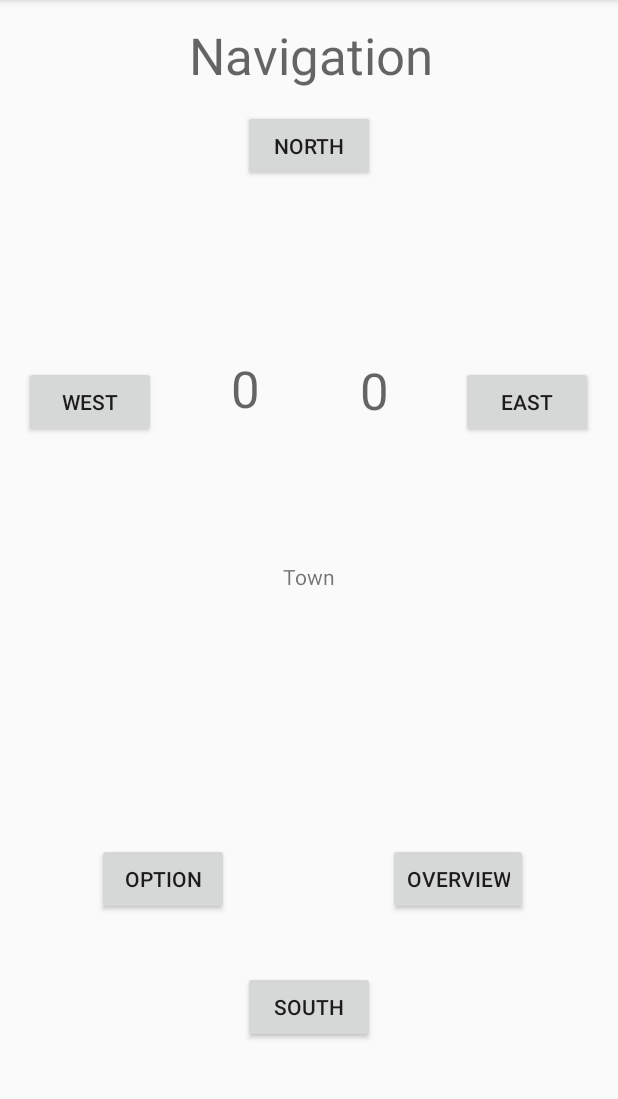
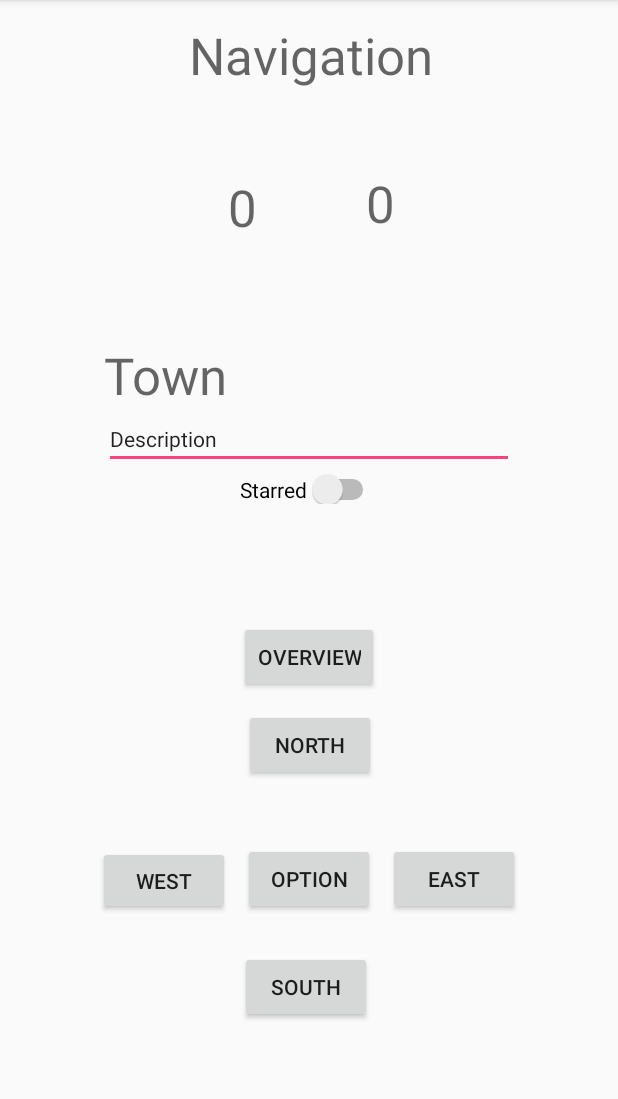
Before and after one commit to CPMugMan/GridGame, an Android app: the screen it shows after launch (NavigationActivity), after a tap on "START !", on a phone screen of 412 x 824 dp, the part 84-1183 px from its top. Run offline under Robolectric (Android 15) with nearby library versions, the phone set to English and light mode, and no system bars.

```diff
--- a/app/build.gradle
+++ b/app/build.gradle
@@ -22,6 +22,7 @@ dependencies {
     implementation fileTree(dir: 'libs', include: ['*.jar'])
     implementation 'com.android.support:appcompat-v7:28.0.0'
     implementation 'com.android.support.constraint:constraint-layout:1.1.3'
+    implementation 'com.android.support:recyclerview-v7:28.0.0'
     testImplementation 'junit:junit:4.12'
     androidTestImplementation 'com.android.support.test:runner:1.0.2'
     androidTestImplementation 'com.android.support.test.espresso:espresso-core:3.0.2'
--- /dev/null
+++ b/app/src/main/java/au/edu/curtin/gridgame/AreaInfoFragment.java
@@ -0,0 +1,55 @@
+package au.edu.curtin.gridgame;
+
+import android.os.Bundle;
+import android.support.v4.app.Fragment;
+import android.view.LayoutInflater;
+import android.view.View;
+import android.view.ViewGroup;
+import android.widget.EditText;
+import android.widget.Switch;
+import android.widget.TextView;
+
+public class AreaInfoFragment extends Fragment
+{
+    private TextView areaType;
+    private EditText descriptionText;
+    private Switch starSwitch;
+    private GameData data;
+
+    @Override
+    public void onCreate(Bundle b)
+    {
+        super.onCreate(b);
+        data = GameData.get();
+
+
+    }
+
+    @Override
+    public View onCreateView(LayoutInflater inflater, ViewGroup ui, Bundle bundle)
+    {
+        View view = inflater.inflate(R.layout.area_info_fragment, ui, false);
+        areaType =(TextView)view.findViewById(R.id.areaType2);
+        descriptionText =(EditText)view.findViewById(R.id.descriptionText2);
+        starSwitch =(Switch)view.findViewById(R.id.starredSwitch2);
+
+        updateUI();
+
+        return view;
+
+
+    }
+
+    public void updateUI()
+    {
+        if(data.getArea(data.getColPosition(),data.getRowPosition()).getTown() == false)
+        {
+            areaType.setText("Wilderness");
+        }
+        else
+        {
+            areaType.setText("Town");
+        }
+
+    }
+}
--- a/app/src/main/java/au/edu/curtin/gridgame/GameData.java
+++ b/app/src/main/java/au/edu/curtin/gridgame/GameData.java
@@ -7,6 +7,8 @@ import java.util.Random;
 
 public class GameData
 {
+    private static GameData instance = null;
+
     private Area[][] grid;
     private List<Item> itemList;
     private int x;
@@ -16,15 +18,24 @@ public class GameData
 
     public GameData()
     {
-        x = 50;
-        y = 50;
-        grid = new Area[x][y];
-        itemList = new ArrayList<Item>();
-        random = new Random();
-        player = new Player();
+        this.x = 50;
+        this.y = 50;
+        this.grid = new Area[x][y];
+        this.itemList = new ArrayList<Item>();
+        this.random = new Random();
+        this.player = new Player();
         createItems();
         randomTheMap();
 
+    }
+
+    public static GameData get()
+    {
+        if(instance == null)
+        {
+            instance = new GameData();
+        }
+        return instance;
     }
 
     public boolean positionCheck(int xCheck, int yCheck)
@@ -55,6 +66,18 @@ public class GameData
     {
         player.setColLocation(player.getColLocation() + x);
         player.setRowLocation(player.getRowLocation() + y);
+        player.moveHealth();
+
+    }
+
+    public int getColPosition()
+    {
+        return getPlayer().getColLocation();
+    }
+
+    public int getRowPosition()
+    {
+        return getPlayer().getRowLocation();
     }
 
     public void movePlayerHealth()
@@ -64,13 +87,13 @@ public class GameData
 
     public void createItems()
     {
-        Equipment equipment1 = new Equipment("Rune Sword",10,10.0);
+        Equipment equipment1 = new Equipment("(づ￣ ³￣)づ",10,10.0);
         Equipment equipment2 = new Equipment("Ordinary Shield",15,4.0);
         Equipment equipment3 = new Equipment("Dell XPS 15",40,2.0);
         Equipment equipment4 = new Equipment("Macbook Pro",70,1.0);
         Equipment equipment5 = new Equipment("Chromebook",30,5.0);
 
-        Food food1 = new Food("Big Mac",7,30.0);
+        Food food1 = new Food("Big Mac aka sean",7,30.0);
         Food food2 = new Food("Coffee",4,50.0);
         Food food3 = new Food("Chicken Nuggets",20,40);
         Food food4 = new Food("Ramen",25,33);
@@ -95,19 +118,22 @@ public class GameData
 
     public void randomTheMap()
     {
+
         for(int i =0; i<=49;i++)
         {
             for(int j =0;j<=49;j++)
             {
-                grid[i][j] = new Area(obtainRandom());
+                grid[i][j] = new Area(random.nextBoolean());
+                for(int k = 0; k <=random.nextInt(16); k++) //Only allows a max of 15 items per area
+                {
+                    grid[i][j].addItem(itemList.get(random.nextInt(10)));
+                }
+
             }
         }
     }
 
-    public boolean obtainRandom()
-    {
-        return random.nextBoolean();
-    }
+
 
 
 
--- a/app/src/main/java/au/edu/curtin/gridgame/NavigationActivity.java
+++ b/app/src/main/java/au/edu/curtin/gridgame/NavigationActivity.java
@@ -1,10 +1,13 @@
 package au.edu.curtin.gridgame;
 
+import android.support.v4.app.FragmentManager;
 import android.support.v7.app.AlertDialog;
 import android.support.v7.app.AppCompatActivity;
 import android.os.Bundle;
 import android.view.View;
 import android.widget.Button;
+import android.widget.EditText;
+import android.widget.Switch;
 import android.widget.TextView;
 
 import org.w3c.dom.Text;
@@ -22,7 +25,7 @@ public class NavigationActivity extends AppCompatActivity
     private Button overviewButton;
     private TextView xCoord;
     private TextView yCoord;
-    private TextView testText;
+    private AreaInfoFragment fragA;
 
 
     @Override
@@ -30,14 +33,21 @@ public class NavigationActivity extends AppCompatActivity
     {
         super.onCreate(savedInstanceState);
         setContentView(R.layout.activity_navigation);
+        gameData = GameData.get();
 
-        gameData = new GameData();
+        FragmentManager fm = getSupportFragmentManager();
+        fragA = (AreaInfoFragment)fm.findFragmentById(R.id.af_container);
+        if(fragA == null)
+        {
+            fragA = new AreaInfoFragment();
+            fm.beginTransaction()
+                    .add(R.id.af_container, fragA).commit();
+        }
+
         builder = new AlertDialog.Builder(NavigationActivity.this);
         builder.setCancelable(true);
 
         initialButton();
-        updateUI();
-
 
         northButton.setOnClickListener(new View.OnClickListener()
         {
@@ -51,7 +61,6 @@ public class NavigationActivity extends AppCompatActivity
                 else
                 {
                     gameData.movePlayer(1,0);
-                    gameData.movePlayerHealth();
                     updateUI();
 
                 }
@@ -70,8 +79,8 @@ public class NavigationActivity extends AppCompatActivity
                 else
                 {
                     gameData.movePlayer(-1,0);
-                    gameData.movePlayerHealth();
                     updateUI();
+
 
                 }
             }
@@ -89,8 +98,8 @@ public class NavigationActivity extends AppCompatActivity
                 else
                 {
                     gameData.movePlayer(0,1);
-                    gameData.movePlayerHealth();
                     updateUI();
+
                 }
 
             }
@@ -108,7 +117,6 @@ public class NavigationActivity extends AppCompatActivity
                 else
                 {
                     gameData.movePlayer(0,-1);
-                    gameData.movePlayerHealth();
                     updateUI();
                 }
             }
@@ -125,21 +133,15 @@ public class NavigationActivity extends AppCompatActivity
         overviewButton = (Button)findViewById(R.id.overviewButton);
         xCoord = (TextView)findViewById(R.id.xCoord);
         yCoord = (TextView)findViewById(R.id.yCoord);
-        testText = (TextView)findViewById(R.id.testText);
+
+
     }
 
     public void updateUI()
     {
         xCoord.setText(Integer.toString(gameData.getPlayer().getColLocation()));
         yCoord.setText(Integer.toString(gameData.getPlayer().getRowLocation()));
-        if(gameData.getArea(gameData.getPlayer().getColLocation(),gameData.getPlayer().getRowLocation()).getTown() == false)
-        {
-            testText.setText("Wilderness");
-        }
-        else
-        {
-            testText.setText("Town");
-        }
+        fragA.updateUI();
 
     }
 
@@ -149,10 +151,6 @@ public class NavigationActivity extends AppCompatActivity
         builder.show();
     }
 
-    public Player getPlayer()
-    {
-        return gameData.getPlayer();
-    }
 
 
 
--- a/app/src/main/res/layout/activity_navigation.xml
+++ b/app/src/main/res/layout/activity_navigation.xml
@@ -7,7 +7,7 @@
     tools:context=".NavigationActivity">
 
     <TextView
-        android:id="@+id/navigtionText"
+        android:id="@+id/navigationText"
         android:layout_width="185dp"
         android:layout_height="57dp"
         android:layout_marginBottom="8dp"
@@ -26,50 +26,51 @@
         android:id="@+id/northButton"
         android:layout_width="wrap_content"
         android:layout_height="wrap_content"
+        android:layout_marginTop="8dp"
         android:layout_marginBottom="8dp"
-        android:layout_marginTop="8dp"
         android:text="North"
         app:layout_constraintBottom_toBottomOf="parent"
         app:layout_constraintEnd_toEndOf="parent"
+        app:layout_constraintHorizontal_bias="0.503"
         app:layout_constraintStart_toStartOf="parent"
-        app:layout_constraintTop_toBottomOf="@+id/navigtionText"
-        app:layout_constraintVertical_bias="0.0" />
+        app:layout_constraintTop_toBottomOf="@+id/navigationText"
+        app:layout_constraintVertical_bias="0.625" />
 
     <Button
         android:id="@+id/westButton"
         android:layout_width="wrap_content"
-        android:layout_height="wrap_content"
+        android:layout_height="46dp"
+        android:layout_marginStart="16dp"
+        android:layout_marginLeft="16dp"
+        android:layout_marginTop="8dp"
+        android:layout_marginEnd="8dp"
+        android:layout_marginRight="8dp"
         android:layout_marginBottom="8dp"
-        android:layout_marginEnd="8dp"
-        android:layout_marginLeft="16dp"
-        android:layout_marginRight="8dp"
-        android:layout_marginStart="16dp"
-        android:layout_marginTop="244dp"
         android:text="West"
         app:layout_constraintBottom_toBottomOf="parent"
         app:layout_constraintEnd_toEndOf="parent"
-        app:layout_constraintHorizontal_bias="0.0"
+        app:layout_constraintHorizontal_bias="0.165"
         app:layout_constraintStart_toStartOf="parent"
         app:layout_constraintTop_toTopOf="parent"
-        app:layout_constraintVertical_bias="0.0" />
+        app:layout_constraintVertical_bias="0.788" />
 
     <Button
         android:id="@+id/eastButton"
         android:layout_width="wrap_content"
         android:layout_height="wrap_content"
+        android:layout_marginStart="8dp"
+        android:layout_marginLeft="8dp"
+        android:layout_marginTop="8dp"
+        android:layout_marginEnd="8dp"
+        android:layout_marginRight="8dp"
         android:layout_marginBottom="8dp"
-        android:layout_marginEnd="8dp"
-        android:layout_marginLeft="8dp"
-        android:layout_marginRight="8dp"
-        android:layout_marginStart="8dp"
-        android:layout_marginTop="244dp"
         android:text="East"
         app:layout_constraintBottom_toBottomOf="parent"
         app:layout_constraintEnd_toEndOf="parent"
-        app:layout_constraintHorizontal_bias="0.971"
+        app:layout_constraintHorizontal_bias="0.814"
         app:layout_constraintStart_toStartOf="parent"
         app:layout_constraintTop_toTopOf="parent"
-        app:layout_constraintVertical_bias="0.0" />
+        app:layout_constraintVertical_bias="0.787" />
 
     <Button
         android:id="@+id/southButton"
@@ -79,24 +80,24 @@
         android:text="South"
         app:layout_constraintBottom_toBottomOf="parent"
         app:layout_constraintEnd_toEndOf="parent"
+        app:layout_constraintHorizontal_bias="0.493"
         app:layout_constraintStart_toStartOf="parent"
-        app:layout_constraintTop_toBottomOf="@id/navigtionText"
-        app:layout_constraintVertical_bias="0.9" />
+        app:layout_constraintTop_toBottomOf="@id/navigationText"
+        app:layout_constraintVertical_bias="0.879" />
 
     <Button
         android:id="@+id/optionButton"
         android:layout_width="wrap_content"
         android:layout_height="wrap_content"
+        android:layout_marginStart="8dp"
+        android:layout_marginLeft="8dp"
+        android:layout_marginTop="8dp"
+        android:layout_marginEnd="8dp"
+        android:layout_marginRight="8dp"
         android:layout_marginBottom="8dp"
-        android:layout_marginEnd="8dp"
-        android:layout_marginLeft="8dp"
-        android:layout_marginRight="8dp"
-        android:layout_marginStart="8dp"
-        android:layout_marginTop="8dp"
         android:text="Option"
         app:layout_constraintBottom_toBottomOf="parent"
         app:layout_constraintEnd_toEndOf="parent"
-        app:layout_constraintHorizontal_bias="0.185"
         app:layout_constraintStart_toStartOf="parent"
         app:layout_constraintTop_toTopOf="parent"
         app:layout_constraintVertical_bias="0.787" />
@@ -105,19 +106,19 @@
         android:id="@+id/overviewButton"
         android:layout_width="wrap_content"
         android:layout_height="wrap_content"
+        android:layout_marginStart="8dp"
+        android:layout_marginLeft="8dp"
+        android:layout_marginTop="8dp"
+        android:layout_marginEnd="8dp"
+        android:layout_marginRight="8dp"
         android:layout_marginBottom="8dp"
-        android:layout_marginEnd="8dp"
-        android:layout_marginLeft="8dp"
-        android:layout_marginRight="8dp"
-        android:layout_marginStart="8dp"
-        android:layout_marginTop="8dp"
         android:text="Overview"
         app:layout_constraintBottom_toBottomOf="parent"
         app:layout_constraintEnd_toEndOf="parent"
-        app:layout_constraintHorizontal_bias="0.829"
+        app:layout_constraintHorizontal_bias="0.501"
         app:layout_constraintStart_toStartOf="parent"
         app:layout_constraintTop_toTopOf="parent"
-        app:layout_constraintVertical_bias="0.787" />
+        app:layout_constraintVertical_bias="0.577" />
 
     <TextView
         android:id="@+id/xCoord"
@@ -135,10 +136,10 @@
         android:textAppearance="@style/TextAppearance.AppCompat.Display1"
         app:layout_constraintBottom_toBottomOf="parent"
         app:layout_constraintEnd_toEndOf="parent"
-        app:layout_constraintHorizontal_bias="0.37"
+        app:layout_constraintHorizontal_bias="0.363"
         app:layout_constraintStart_toStartOf="parent"
         app:layout_constraintTop_toTopOf="parent"
-        app:layout_constraintVertical_bias="0.32" />
+        app:layout_constraintVertical_bias="0.146" />
 
     <TextView
         android:id="@+id/yCoord"
@@ -156,24 +157,45 @@
         android:textAppearance="@style/TextAppearance.AppCompat.Display1"
         app:layout_constraintBottom_toBottomOf="parent"
         app:layout_constraintEnd_toEndOf="parent"
-        app:layout_constraintHorizontal_bias="0.633"
+        app:layout_constraintHorizontal_bias="0.645"
         app:layout_constraintStart_toStartOf="parent"
         app:layout_constraintTop_toTopOf="parent"
-        app:layout_constraintVertical_bias="0.32" />
+        app:layout_constraintVertical_bias="0.14" />
 
-    <TextView
-        android:id="@+id/testText"
-        android:layout_width="wrap_content"
-        android:layout_height="wrap_content"
+    <FrameLayout
+        android:id="@+id/af_container"
+        android:layout_width="273dp"
+        android:layout_height="105dp"
         android:layout_marginStart="8dp"
         android:layout_marginLeft="8dp"
         android:layout_marginTop="8dp"
         android:layout_marginEnd="8dp"
         android:layout_marginRight="8dp"
         android:layout_marginBottom="8dp"
-        android:text="TextView"
         app:layout_constraintBottom_toBottomOf="parent"
         app:layout_constraintEnd_toEndOf="parent"
         app:layout_constraintStart_toStartOf="parent"
-        app:layout_constraintTop_toTopOf="parent" />
+        app:layout_constraintTop_toTopOf="@+id/navigationText"
+        app:layout_constraintVertical_bias="0.336">
+
+    </FrameLayout>
+
+    <FrameLayout
+        android:id="@+id/sb_container"
+        android:layout_width="368dp"
+        android:layout_height="41dp"
+        android:layout_marginStart="8dp"
+        android:layout_marginLeft="8dp"
+        android:layout_marginTop="8dp"
+        android:layout_marginEnd="8dp"
+        android:layout_marginRight="8dp"
+        android:layout_marginBottom="8dp"
+        app:layout_constraintBottom_toBottomOf="parent"
+        app:layout_constraintEnd_toEndOf="parent"
+        app:layout_constraintStart_toStartOf="parent"
+        app:layout_constraintTop_toTopOf="parent"
+        app:layout_constraintVertical_bias="1.0">
+
+    </FrameLayout>
+
 </android.support.constraint.ConstraintLayout>
--- /dev/null
+++ b/app/src/main/res/layout/area_info_fragment.xml
@@ -0,0 +1,47 @@
+<?xml version="1.0" encoding="utf-8"?>
+<android.support.constraint.ConstraintLayout xmlns:android="http://schemas.android.com/apk/res/android"
+    xmlns:app="http://schemas.android.com/apk/res-auto"
+    xmlns:tools="http://schemas.android.com/tools"
+    android:layout_width="match_parent"
+    android:layout_height="match_parent"
+    tools:layout_editor_absoluteY="81dp">
+
+    <TextView
+        android:id="@+id/areaType2"
+        android:layout_width="match_parent"
+        android:layout_height="wrap_content"
+        android:text="AreaType"
+        android:textAppearance="@style/TextAppearance.AppCompat.Display1"
+        app:layout_constraintLeft_toLeftOf="parent"
+        app:layout_constraintRight_toRightOf="parent"
+        app:layout_constraintTop_toTopOf="parent"
+        app:layout_constraintBottom_toTopOf="@+id/descriptionText2"
+        tools:layout_editor_absoluteX="8dp"
+        tools:layout_editor_absoluteY="9dp" />
+
+    <EditText
+        android:id="@+id/descriptionText2"
+        android:layout_width="match_parent"
+        android:layout_height="wrap_content"
+        android:ems="10"
+        android:inputType="text"
+        android:text="Description"
+        android:textAppearance="@style/TextAppearance.AppCompat"
+        app:layout_constraintBottom_toTopOf="@+id/starredSwitch2"
+        app:layout_constraintLeft_toLeftOf="parent"
+        app:layout_constraintRight_toRightOf="parent"
+        app:layout_constraintTop_toBottomOf="@+id/areaType2" />
+
+    <Switch
+        android:id="@+id/starredSwitch2"
+        android:layout_width="wrap_content"
+        android:layout_height="wrap_content"
+        android:text="Starred"
+        app:layout_constraintLeft_toLeftOf="parent"
+        app:layout_constraintRight_toRightOf="parent"
+        app:layout_constraintTop_toBottomOf="@+id/descriptionText2"
+        app:layout_constraintBottom_toBottomOf="parent"
+        tools:layout_editor_absoluteX="16dp"
+        tools:layout_editor_absoluteY="280dp" />
+
+</android.support.constraint.ConstraintLayout>
```
